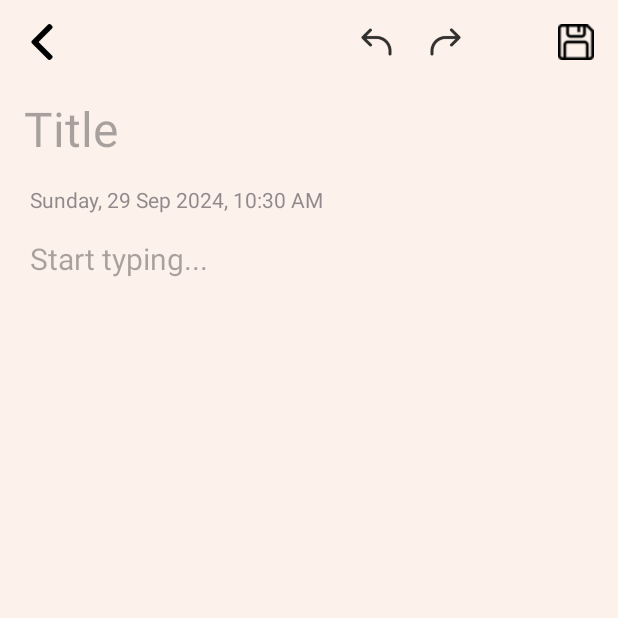
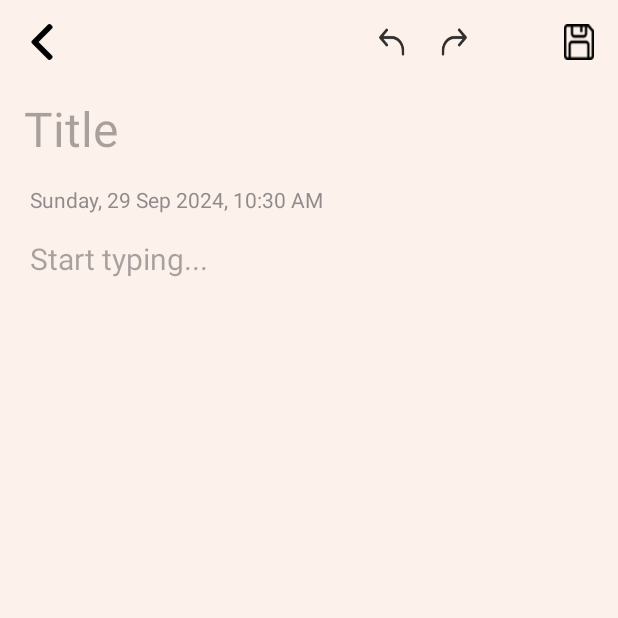
Before and after one commit to KaranJoshi1208/Notes-Again, an Android app: the AddNoteActivity screen opened directly, with no data from a screen before it, on a phone screen of 412 x 824 dp, the top half of it. Run offline under Robolectric (Android 15) with nearby library versions, the phone set to English and light mode, and no system bars; our stand-ins replace data binding.

Commit message:
UI fixing

```diff
--- a/app/src/main/java/com/karan/notesagain/repository/TextEditHelper.kt
+++ b/app/src/main/java/com/karan/notesagain/repository/TextEditHelper.kt
@@ -7,9 +7,7 @@ import android.util.Log
 import android.widget.EditText
 import java.util.LinkedList
 
-class TextEditHelper(editText: EditText) {
-
-    private val editView = editText
+class TextEditHelper(private val editView: EditText) {
 
     /**
      * To observe weather an undo/redo task is already taking place.
@@ -34,10 +32,10 @@ class TextEditHelper(editText: EditText) {
             afterText = s?.subSequence(start, start + count).toString()
             val temp = Edit(start, beforeText, afterText)
             editor.addEdit(temp)
-            Log.d(
-                "textChanged",
-                "start position : ${temp.start}, Before : ${temp.beforeText} , After : ${temp.afterText}"
-            )
+//            Log.d(
+//                "textChanged",
+//                "start position : ${temp.start}, Before : ${temp.beforeText} , After : ${temp.afterText}"
+//            )
         }
 
         override fun afterTextChanged(s: Editable?) {
@@ -81,6 +79,10 @@ class TextEditHelper(editText: EditText) {
         )
     }
 
+    fun clearHistory() {
+        editor.clear()
+    }
+
 
     inner class Edit(var start: Int = 0, var beforeText: String = "", var afterText: String = "")
 
--- a/app/src/main/res/layout/activity_add_note.xml
+++ b/app/src/main/res/layout/activity_add_note.xml
@@ -23,7 +23,7 @@
 
         <ImageButton
             android:id="@+id/undo_btn"
-            android:layout_width="24dp"
+            android:layout_width="20dp"
             android:layout_height="24dp"
             android:layout_marginTop="16dp"
             android:layout_marginEnd="20dp"
@@ -34,7 +34,7 @@
 
         <ImageButton
             android:id="@+id/redo_btn"
-            android:layout_width="24dp"
+            android:layout_width="20dp"
             android:layout_height="24dp"
             android:layout_marginTop="16dp"
             android:layout_marginEnd="64dp"
@@ -45,7 +45,7 @@
 
         <ImageButton
             android:id="@+id/save_btn"
-            android:layout_width="24dp"
+            android:layout_width="20dp"
             android:layout_height="24dp"
             android:layout_marginTop="16dp"
             android:layout_marginEnd="16dp"
--- a/app/src/main/res/layout/activity_main.xml
+++ b/app/src/main/res/layout/activity_main.xml
@@ -46,8 +46,9 @@
             android:layout_width="wrap_content"
             android:layout_height="wrap_content"
             android:layout_margin="36dp"
-            android:backgroundTint="#C1E1C1"
+            android:backgroundTint="#8BC34A"
             android:src="@drawable/ic_add"
+            app:tint="@color/white"
             app:layout_constraintBottom_toBottomOf="parent"
             app:layout_constraintEnd_toEndOf="parent" />
 
--- a/app/src/main/res/values-night/themes.xml
+++ b/app/src/main/res/values-night/themes.xml
@@ -2,6 +2,7 @@
     <!-- Base application theme. -->
     <style name="Base.Theme.NotesAgain" parent="Theme.Material3.DayNight.NoActionBar">
         <!-- Customize your dark theme here. -->
-        <!-- <item name="colorPrimary">@color/my_dark_primary</item> -->
+        <item name="colorPrimary">#FCF2EB</item>
+        <item name="colorAccent">#673AB7</item>
     </style>
 </resources>
--- a/app/src/main/res/values/themes.xml
+++ b/app/src/main/res/values/themes.xml
@@ -2,8 +2,8 @@
     <!-- Base application theme. -->
     <style name="Base.Theme.NotesAgain" parent="Theme.Material3.DayNight.NoActionBar">
         <!-- Customize your light theme here. -->
-         <item name="colorPrimary">#F08080</item>
-        <item name="colorAccent">#FCF2EB</item>
+         <item name="colorPrimary">#FCF2EB</item>
+        <item name="colorAccent">#673AB7</item>
     </style>
 
     <style name="Theme.NotesAgain" parent="Base.Theme.NotesAgain" />
```
Also changed, not shown: app/src/main/java/com/karan/notesagain/ui/AddNoteActivity.kt (+13 -5 lines), app/src/main/res/layout/list_item.xml (+4 -3 lines).
